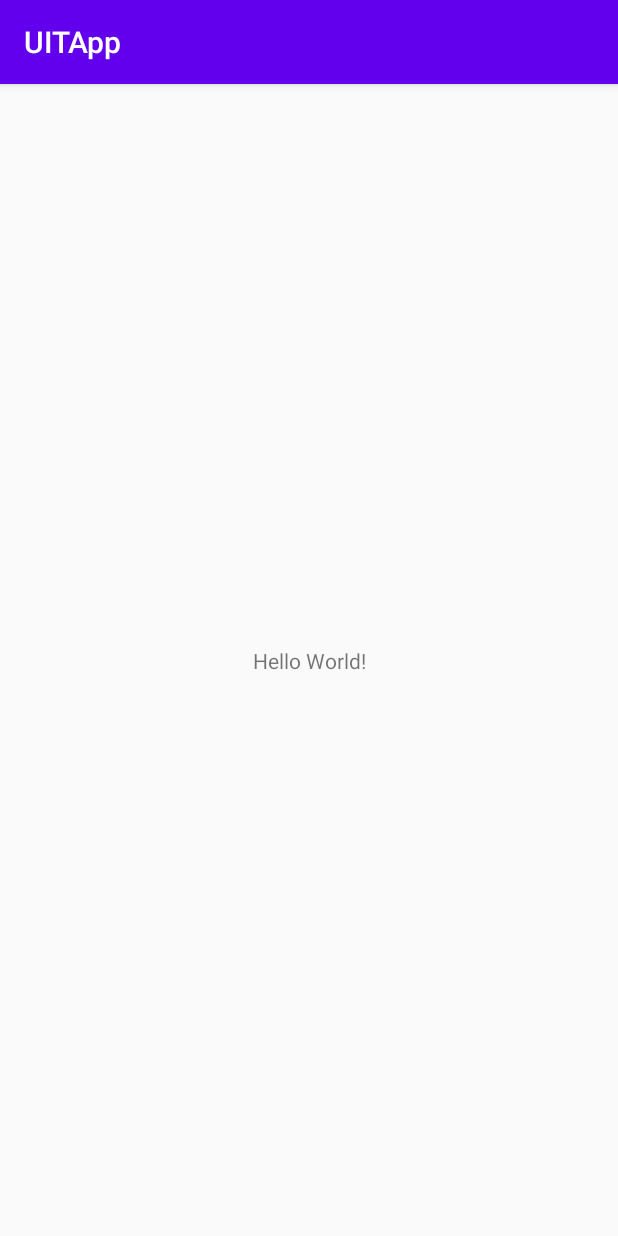
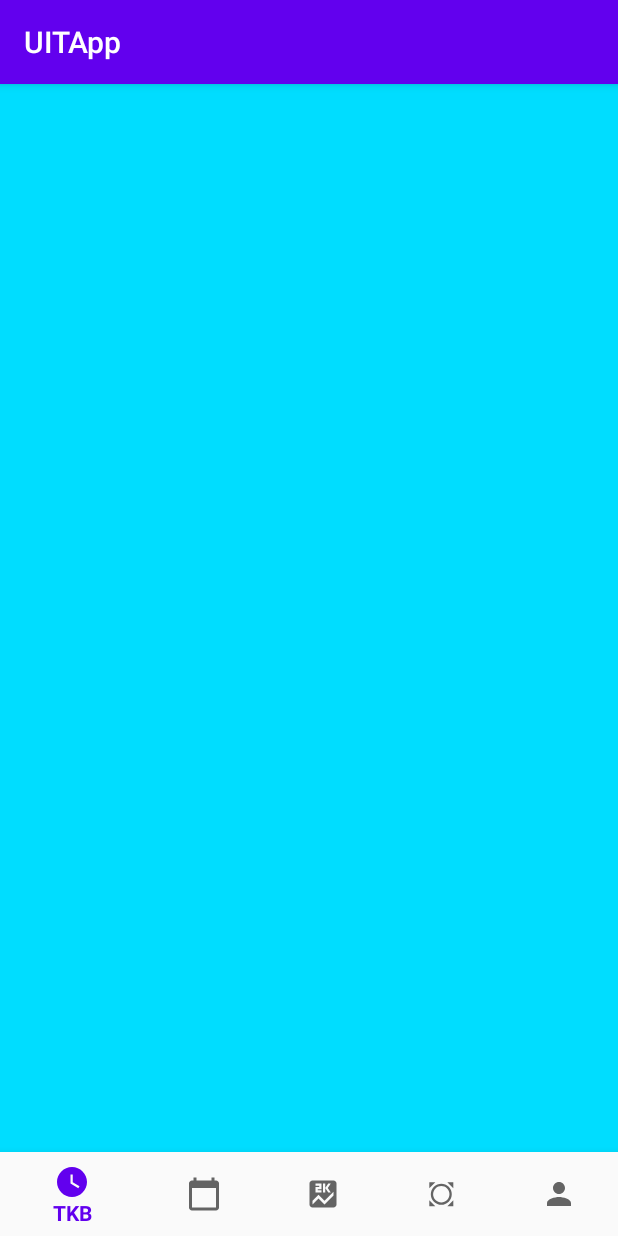
Before and after one commit to dattranuit/SE114.L11, an Android app: the screen it shows after launch (MainActivity), on a phone screen of 412 x 824 dp. Run offline under Robolectric (Android 15) with nearby library versions, the phone set to English and light mode, and no system bars.

Commit message:
Add bottom navigation view and some fragment

```diff
--- a/app/build.gradle
+++ b/app/build.gradle
@@ -25,6 +25,7 @@ dependencies {
     implementation fileTree(dir: "libs", include: ["*.jar"])
     implementation 'androidx.appcompat:appcompat:1.2.0'
     implementation 'androidx.constraintlayout:constraintlayout:2.0.4'
+    implementation 'com.google.android.material:material:1.2.1'
     testImplementation 'junit:junit:4.12'
     androidTestImplementation 'androidx.test.ext:junit:1.1.2'
     androidTestImplementation 'androidx.test.espresso:espresso-core:3.3.0'
--- /dev/null
+++ b/app/src/main/res/drawable/ic_baseline_all_out_24.xml
@@ -0,0 +1,10 @@
+<vector xmlns:android="http://schemas.android.com/apk/res/android"
+    android:width="24dp"
+    android:height="24dp"
+    android:viewportWidth="24"
+    android:viewportHeight="24"
+    android:tint="?attr/colorControlNormal">
+  <path
+      android:fillColor="@android:color/white"
+      android:pathData="M16.21,4.16l4,4v-4zM20.21,16.16l-4,4h4zM8.21,20.16l-4,-4v4zM4.21,8.16l4,-4h-4zM17.16,7.21c-2.73,-2.73 -7.17,-2.73 -9.9,0s-2.73,7.17 0,9.9 7.17,2.73 9.9,0 2.73,-7.16 0,-9.9zM16.06,16.01c-2.13,2.13 -5.57,2.13 -7.7,0s-2.13,-5.57 0,-7.7 5.57,-2.13 7.7,0 2.13,5.57 0,7.7z"/>
+</vector>
--- /dev/null
+++ b/app/src/main/res/drawable/ic_baseline_calendar_today_24.xml
@@ -0,0 +1,10 @@
+<vector xmlns:android="http://schemas.android.com/apk/res/android"
+    android:width="24dp"
+    android:height="24dp"
+    android:viewportWidth="24"
+    android:viewportHeight="24"
+    android:tint="?attr/colorControlNormal">
+  <path
+      android:fillColor="@android:color/white"
+      android:pathData="M20,3h-1L19,1h-2v2L7,3L7,1L5,1v2L4,3c-1.1,0 -2,0.9 -2,2v16c0,1.1 0.9,2 2,2h16c1.1,0 2,-0.9 2,-2L22,5c0,-1.1 -0.9,-2 -2,-2zM20,21L4,21L4,8h16v13z"/>
+</vector>
--- /dev/null
+++ b/app/src/main/res/drawable/ic_baseline_person_24.xml
@@ -0,0 +1,10 @@
+<vector xmlns:android="http://schemas.android.com/apk/res/android"
+    android:width="24dp"
+    android:height="24dp"
+    android:viewportWidth="24"
+    android:viewportHeight="24"
+    android:tint="?attr/colorControlNormal">
+  <path
+      android:fillColor="@android:color/white"
+      android:pathData="M12,12c2.21,0 4,-1.79 4,-4s-1.79,-4 -4,-4 -4,1.79 -4,4 1.79,4 4,4zM12,14c-2.67,0 -8,1.34 -8,4v2h16v-2c0,-2.66 -5.33,-4 -8,-4z"/>
+</vector>
--- /dev/null
+++ b/app/src/main/res/drawable/ic_baseline_score_24.xml
@@ -0,0 +1,10 @@
+<vector xmlns:android="http://schemas.android.com/apk/res/android"
+    android:width="24dp"
+    android:height="24dp"
+    android:viewportWidth="24"
+    android:viewportHeight="24"
+    android:tint="?attr/colorControlNormal">
+  <path
+      android:fillColor="@android:color/white"
+      android:pathData="M19,3L5,3c-1.1,0 -2,0.9 -2,2v14c0,1.1 0.9,2 2,2h14c1.1,0 2,-0.9 2,-2L21,5c0,-1.1 -0.9,-2 -2,-2zM12,5h1.5v3l2,-3h1.7l-2,3 2,3h-1.7l-2,-3v3L12,11L12,5zM7,7.25h2.5L9.5,6.5L7,6.5L7,5h4v3.75L8.5,8.75v0.75L11,9.5L11,11L7,11L7,7.25zM19,13l-6,6 -4,-4 -4,4v-2.5l4,-4 4,4 6,-6L19,13z"/>
+</vector>
--- /dev/null
+++ b/app/src/main/res/drawable/ic_baseline_watch_later_24.xml
@@ -0,0 +1,10 @@
+<vector xmlns:android="http://schemas.android.com/apk/res/android"
+    android:width="24dp"
+    android:height="24dp"
+    android:viewportWidth="24"
+    android:viewportHeight="24"
+    android:tint="?attr/colorControlNormal">
+  <path
+      android:fillColor="@android:color/white"
+      android:pathData="M12,2C6.5,2 2,6.5 2,12s4.5,10 10,10s10,-4.5 10,-10S17.5,2 12,2zM16.2,16.2L11,13V7h1.5v5.2l4.5,2.7L16.2,16.2z"/>
+</vector>
--- a/app/src/main/res/layout/activity_main.xml
+++ b/app/src/main/res/layout/activity_main.xml
@@ -1,18 +1,22 @@
 <?xml version="1.0" encoding="utf-8"?>
-<androidx.constraintlayout.widget.ConstraintLayout xmlns:android="http://schemas.android.com/apk/res/android"
+<RelativeLayout xmlns:android="http://schemas.android.com/apk/res/android"
     xmlns:app="http://schemas.android.com/apk/res-auto"
     xmlns:tools="http://schemas.android.com/tools"
     android:layout_width="match_parent"
     android:layout_height="match_parent"
+    android:background="@android:color/holo_blue_bright"
     tools:context=".MainActivity">
 
-    <TextView
-        android:layout_width="wrap_content"
+    <FrameLayout
+        android:id="@+id/fragment_container"
+        android:layout_width="match_parent"
+        android:layout_height="match_parent"
+        android:layout_above="@+id/bottom_navigation"/>
+    <com.google.android.material.bottomnavigation.BottomNavigationView
+        android:id="@+id/bottom_navigation"
+        android:layout_width="match_parent"
         android:layout_height="wrap_content"
-        android:text="Hello World!"
-        app:layout_constraintBottom_toBottomOf="parent"
-        app:layout_constraintLeft_toLeftOf="parent"
-        app:layout_constraintRight_toRightOf="parent"
-        app:layout_constraintTop_toTopOf="parent" />
-
-</androidx.constraintlayout.widget.ConstraintLayout>
+        android:background="?android:attr/windowBackground"
+        android:layout_alignParentBottom="true"
+        app:menu="@menu/bottom_navigation" />
+</RelativeLayout>
--- /dev/null
+++ b/app/src/main/res/menu/bottom_navigation.xml
@@ -0,0 +1,28 @@
+<?xml version="1.0" encoding="utf-8"?>
+<menu xmlns:android="http://schemas.android.com/apk/res/android">
+
+    <item
+        android:id="@+id/nav_tkb"
+        android:icon="@drawable/ic_baseline_watch_later_24"
+        android:title="TKB" />
+
+    <item
+        android:id="@+id/nav_lichthi"
+        android:icon="@drawable/ic_baseline_calendar_today_24"
+        android:title="Lich thi" />
+
+    <item
+        android:id="@+id/nav_diem"
+        android:icon="@drawable/ic_baseline_score_24"
+        android:title="Diem" />
+
+    <item
+        android:id="@+id/nav_dealine"
+        android:icon="@drawable/ic_baseline_all_out_24"
+        android:title="Deadline" />
+
+    <item
+        android:id="@+id/nav_canhan"
+        android:icon="@drawable/ic_baseline_person_24"
+        android:title="Ca nhan" />
+</menu>
```
Also changed, not shown: app/src/main/java/com/dattranuit/uitapp/CanhanFragment.java (added, +19 -0 lines), app/src/main/java/com/dattranuit/uitapp/LichthiFragment.java (added, +19 -0 lines), app/src/main/java/com/dattranuit/uitapp/MainActivity.java (+35 -0 lines), app/src/main/java/com/dattranuit/uitapp/TkbFragment.java (added, +19 -0 lines), app/src/main/res/drawable/ic_baseline_money_off_24.xml (added, +10 -0 lines), app/src/main/res/layout/fragment_canhan.xml (added, +12 -0 lines), app/src/main/res/layout/fragment_lichthi.xml (added, +12 -0 lines), app/src/main/res/layout/fragment_tkb.xml (added, +12 -0 lines).
